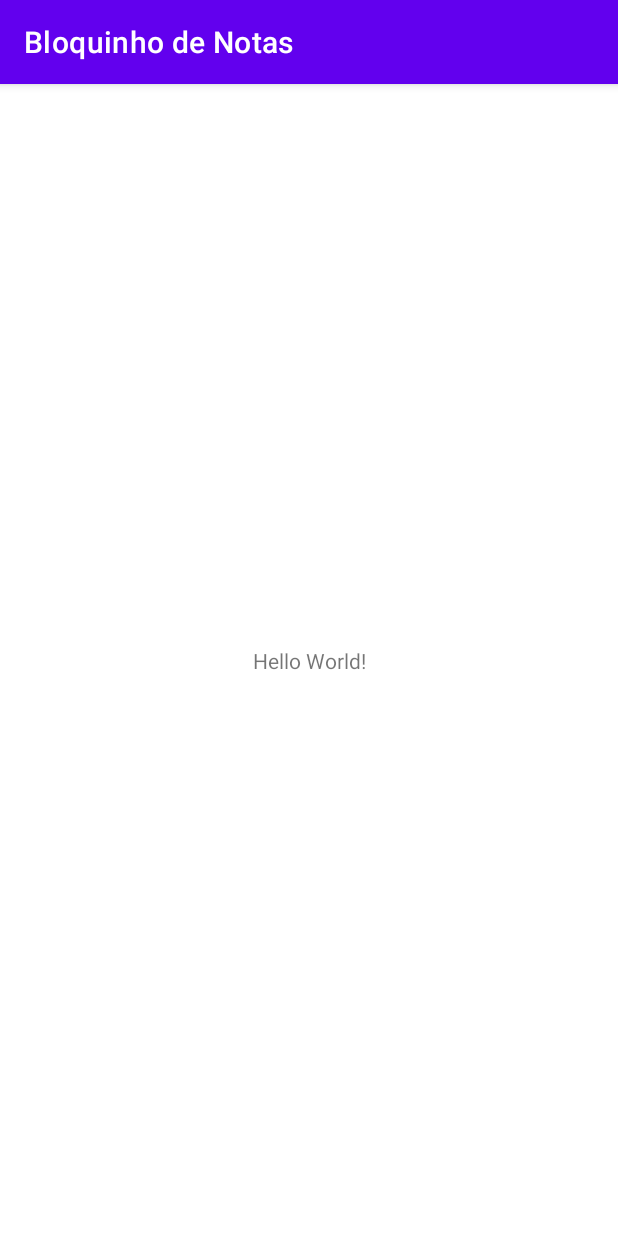
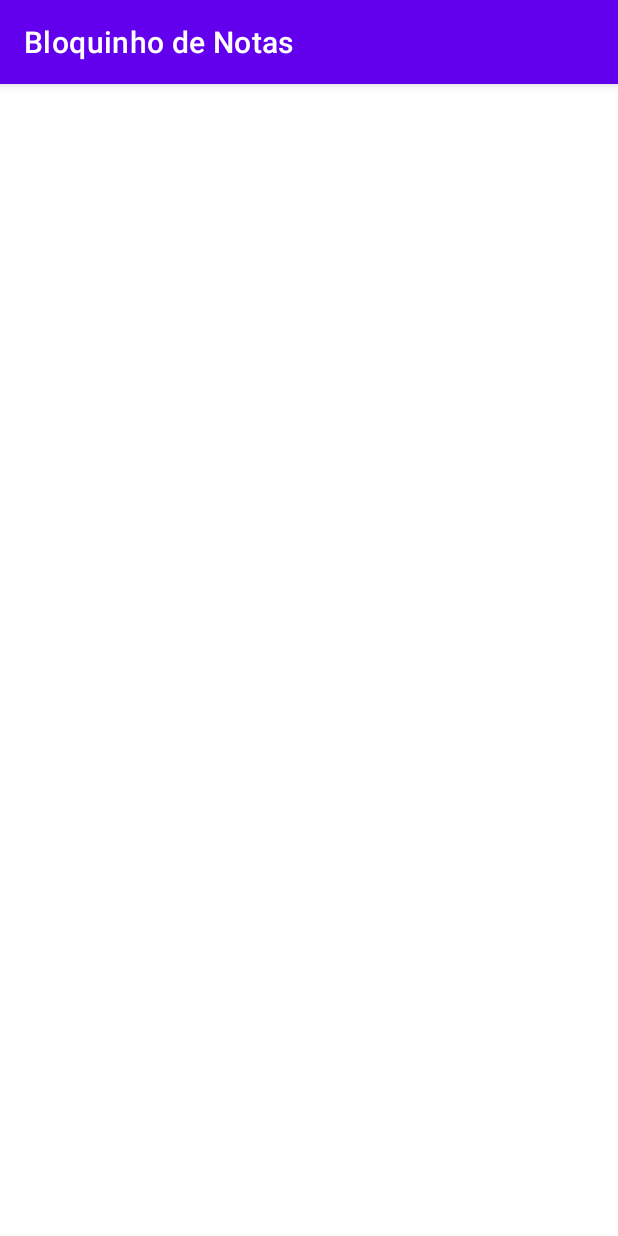
Before and after one commit to beritcarvalho/blocodenotasandroid, an Android app: the screen it shows after launch (MainActivity), on a phone screen of 412 x 824 dp. Run offline under Robolectric (Android 15) with nearby library versions, the phone set to English and light mode, and no system bars.

Commit message:
mudanca layout principal
mudanca layout principal

```diff
--- a/BloquinhodeNotas/app/src/main/res/layout/activity_main.xml
+++ b/BloquinhodeNotas/app/src/main/res/layout/activity_main.xml
@@ -1,18 +1,7 @@
 <?xml version="1.0" encoding="utf-8"?>
-<androidx.constraintlayout.widget.ConstraintLayout xmlns:android="http://schemas.android.com/apk/res/android"
+<androidx.coordinatorlayout.widget.CoordinatorLayout xmlns:android="http://schemas.android.com/apk/res/android"
     xmlns:app="http://schemas.android.com/apk/res-auto"
     xmlns:tools="http://schemas.android.com/tools"
     android:layout_width="match_parent"
     android:layout_height="match_parent"
-    tools:context=".MainActivity">
-
-    <TextView
-        android:layout_width="wrap_content"
-        android:layout_height="wrap_content"
-        android:text="Hello World!"
-        app:layout_constraintBottom_toBottomOf="parent"
-        app:layout_constraintLeft_toLeftOf="parent"
-        app:layout_constraintRight_toRightOf="parent"
-        app:layout_constraintTop_toTopOf="parent" />
-
-</androidx.constraintlayout.widget.ConstraintLayout>
+    tools:context=".MainActivity" />
```
